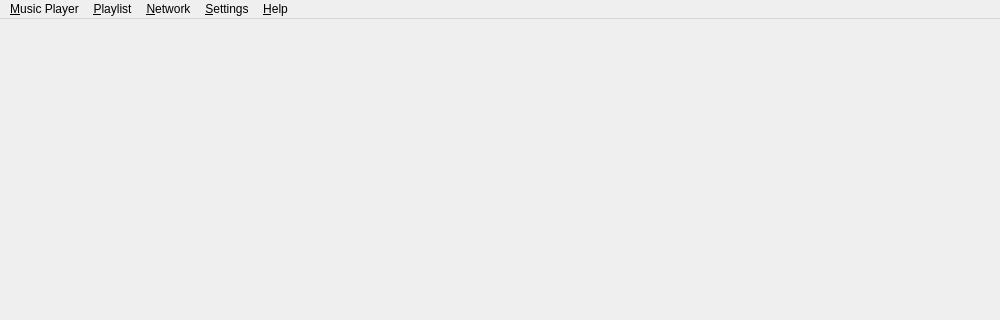
This is src/tomahawkwindow.ui in tomahawk-player/tomahawk as Qt 5 draws it before an edit; both pictures show x 0 to 1000 and y 0 to 320 of the 1000 by 660 pixel window. The edited form follows.
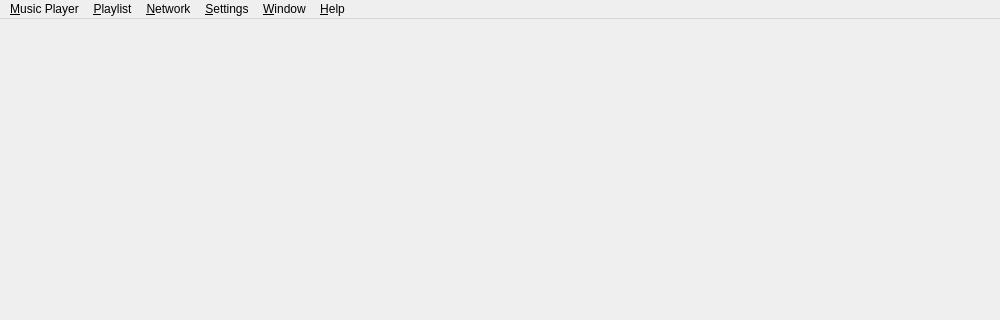
This is the edited form.

Commit message: OSX: adds 'Window' menu with 'Minimize'/'Zoom' actions

```diff
--- a/src/tomahawkwindow.ui
+++ b/src/tomahawkwindow.ui
@@ -72,6 +72,13 @@
     <addaction name="actionToggleConnect"/>
     <addaction name="separator"/>
    </widget>
+   <widget class="QMenu" name="menuWindow">
+    <property name="title">
+     <string>&amp;Window</string>
+    </property>
+    <addaction name="actionMinimize"/>
+    <addaction name="actionZoom"/>
+   </widget>
    <widget class="QMenu" name="menu_Help">
     <property name="title">
      <string>&amp;Help</string>
@@ -82,6 +89,7 @@
    <addaction name="menuPlaylist"/>
    <addaction name="menuNetwork"/>
    <addaction name="menuSettings"/>
+   <addaction name="menuWindow"/>
    <addaction name="menu_Help"/>
   </widget>
   <widget class="QStatusBar" name="statusBar"/>
```
Left out of the diff: 16 changed lines with no effect on the pictures. The commit also changes 2 other files.
